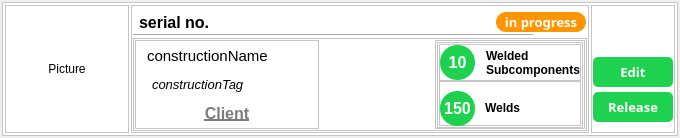
First picture: the form in DekiApp_pyqt5/Screens/MainConstructionListItem_UI.ui, repository krzysiek-droid/Deki-Desktop-App, before the edit.
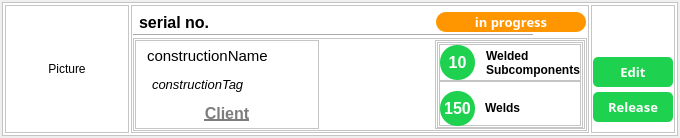
Second picture: the form after the edit. Icons and pictures are not drawn.

```diff
--- a/DekiApp_pyqt5/Screens/MainConstructionListItem_UI.ui
+++ b/DekiApp_pyqt5/Screens/MainConstructionListItem_UI.ui
@@ -220,7 +220,7 @@
               </property>
               <property name="minimumSize">
                <size>
-                <width>90</width>
+                <width>150</width>
                 <height>0</height>
                </size>
               </property>
```
